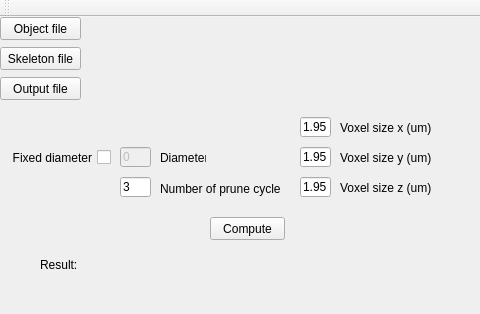
gibbogle/vessel-tools, file Qt/Topology/mainwindow.ui: the form before one commit; both pictures show x 0 to 480 and y 0 to 314 of the 950 by 314 pixel window.
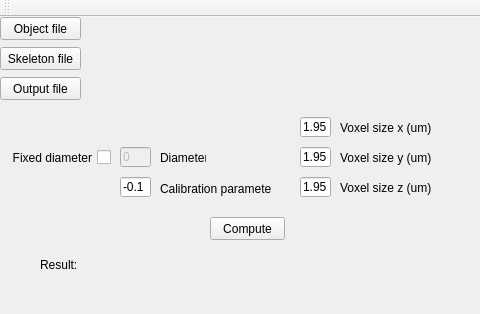
The form after the commit.

Commit message: calib_parameter

Diff of the .ui file:
```diff
--- a/Qt/Topology/mainwindow.ui
+++ b/Qt/Topology/mainwindow.ui
@@ -222,7 +222,7 @@
      </rect>
     </property>
     <property name="text">
-     <string>3</string>
+     <string>-0.1</string>
     </property>
    </widget>
    <widget class="QLabel" name="labelPrune">
@@ -230,12 +230,12 @@
      <rect>
       <x>160</x>
       <y>161</y>
-      <width>121</width>
+      <width>111</width>
       <height>21</height>
      </rect>
     </property>
     <property name="text">
-     <string>Number of prune cycles</string>
+     <string>Calibration parameter</string>
     </property>
    </widget>
    <widget class="QLineEdit" name="lineEditVoxelSize_z">
```
Left out of the diff: 4 changed lines with no effect on the pictures. The commit also changes 3 other files.
